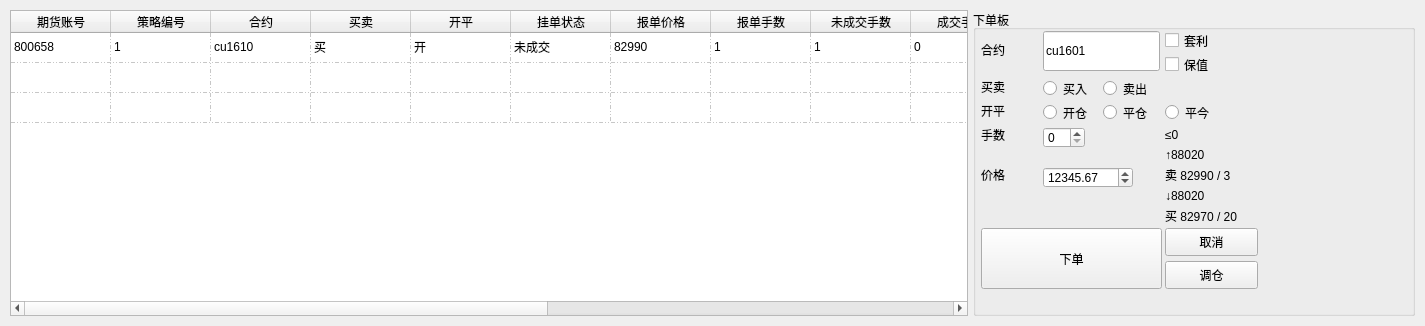
Qt form PyCTP_Client/PyCTP_ClientUI/QOrderWidget.ui (yuwangying/PyCTP) before a commit.
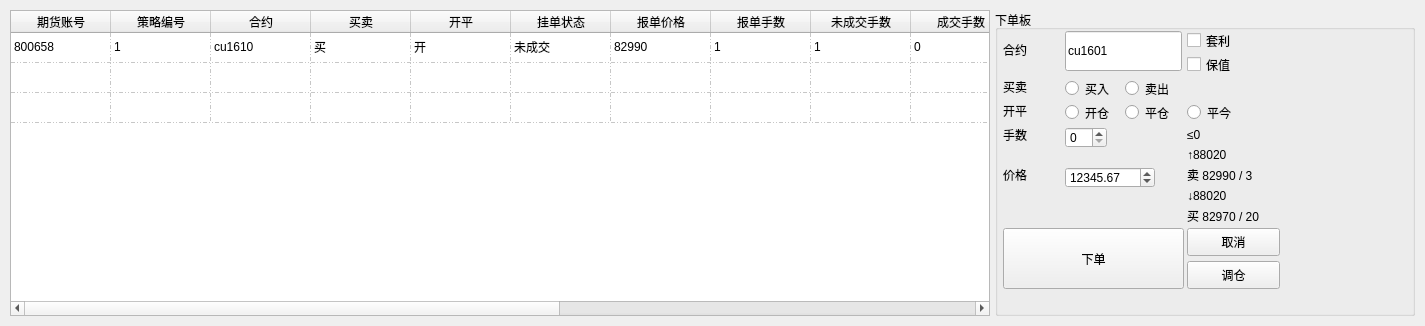
The same form after that commit.

The edit to the form file:
```diff
--- a/PyCTP_Client/PyCTP_ClientUI/QOrderWidget.ui
+++ b/PyCTP_Client/PyCTP_ClientUI/QOrderWidget.ui
@@ -22,7 +22,7 @@
    </property>
    <item>
     <widget class="QWidget" name="container_order" native="true">
-     <layout class="QHBoxLayout" name="horizontalLayout_container_order" stretch="13,6">
+     <layout class="QHBoxLayout" name="horizontalLayout_container_order" stretch="14,6">
       <property name="spacing">
        <number>5</number>
       </property>
```
